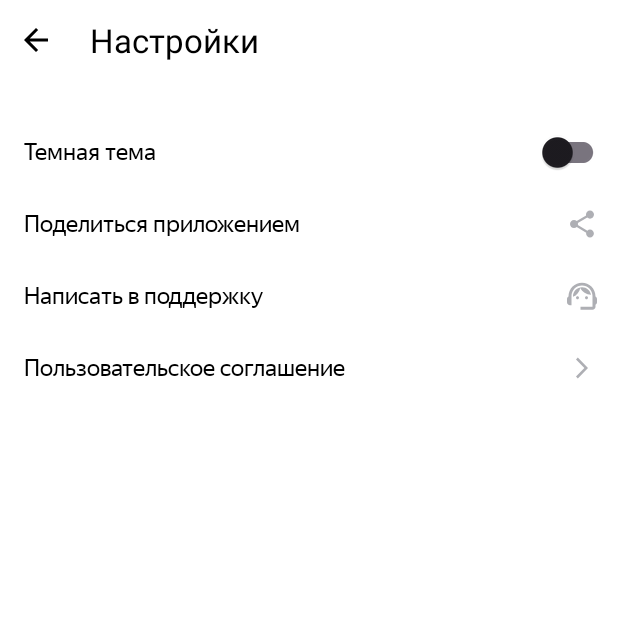
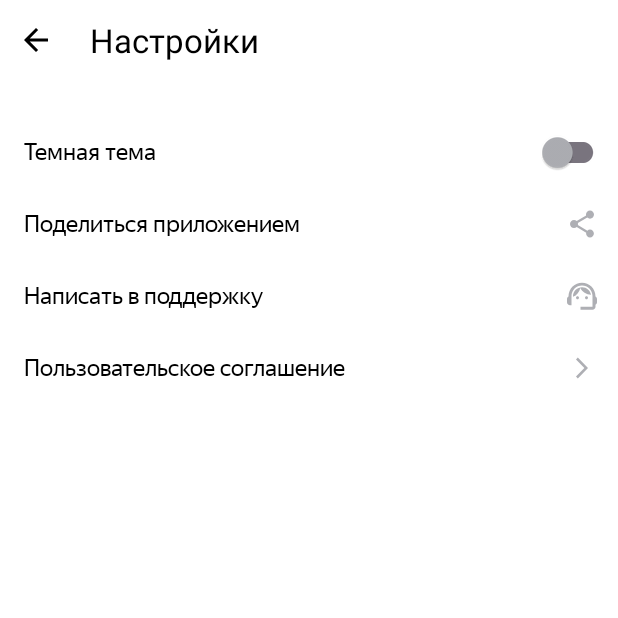
Before and after one commit to Roman-V-N/PlaylistMaker, an Android app: the SettingsActivity screen opened directly, with no data from a screen before it, on a phone screen of 412 x 824 dp, the top half of it. Run offline under Robolectric (Android 15) with nearby library versions, the phone set to English and light mode, and no system bars.

Commit message:
Commit Спринт 9 : Тема 2 : Урок 3

```diff
--- a/app/src/main/java/com/example/playlistmaker/SettingsActivity.kt
+++ b/app/src/main/java/com/example/playlistmaker/SettingsActivity.kt
@@ -1,23 +1,51 @@
 package com.example.playlistmaker
 
 import android.content.Intent
+import android.net.Uri
 import android.os.Bundle
 import android.widget.Button
 import android.widget.ImageView
 import android.widget.Toast
 import androidx.activity.enableEdgeToEdge
 import androidx.appcompat.app.AppCompatActivity
+import androidx.appcompat.app.AppCompatDelegate
 
 class SettingsActivity : AppCompatActivity() {
     override fun onCreate(savedInstanceState: Bundle?) {
         super.onCreate(savedInstanceState)
         setContentView(R.layout.activity_settings)
 
+        val backButton = findViewById<ImageView>(R.id.back_main)
+        val shareButton = findViewById<ImageView>(R.id.share_app)
+        val supportButton = findViewById<ImageView>(R.id.support)
+        val agreementButton = findViewById<ImageView>(R.id.user_agreement)
 
-        val backButton = findViewById<ImageView>(R.id.back_main)
+
         backButton.setOnClickListener {
             super.finish()
         }
 
+        shareButton.setOnClickListener {
+            val shareIntent = Intent(Intent.ACTION_SEND)
+            shareIntent.type = "text/plane"
+            shareIntent.putExtra(Intent.EXTRA_TEXT,getString(R.string.site_share))
+            startActivity(Intent.createChooser(shareIntent,getString(R.string.share_app)))
+        }
+
+        supportButton.setOnClickListener {
+            val supportEmail = Intent(Intent.ACTION_SENDTO)
+            supportEmail.putExtra(Intent.EXTRA_EMAIL, arrayOf(getString(R.string.email)))
+            supportEmail.putExtra(Intent.EXTRA_SUBJECT, getString(R.string.email_theme))
+            supportEmail.putExtra(Intent.EXTRA_TEXT, getString(R.string.email_text))
+            supportEmail.data = Uri.parse("mailto:")
+            startActivity(supportEmail)
+        }
+
+        agreementButton.setOnClickListener{
+            val agreementIntent = Intent(Intent.ACTION_VIEW, Uri.parse(getString(R.string.site_agreement)))
+            startActivity(agreementIntent)
+        }
+
+
     }
 }
--- a/app/src/main/res/layout/activity_settings.xml
+++ b/app/src/main/res/layout/activity_settings.xml
@@ -30,7 +30,7 @@
                 android:layout_height="match_parent"
                 android:padding="@dimen/padding12dp"
                 android:src="@drawable/arrow_back"
-                android:tint = "?attr/colorOnPrimary"/>
+                app:tint="?attr/colorOnPrimary" />
 
             <TextView
                 android:layout_width="wrap_content"
@@ -61,9 +61,7 @@
                 android:layout_height="wrap_content"
                 android:layout_gravity="end|center"
                 android:layout_marginEnd="6dp"
-                />
-
-
+                app:thumbTint="?attr/colorPrimaryVariant"/>
         </LinearLayout>
 
     <LinearLayout style="@style/LinearLayoutSettingHorizontal">
--- a/app/src/main/res/values-night/themes.xml
+++ b/app/src/main/res/values-night/themes.xml
@@ -6,8 +6,9 @@
         <item name="colorPrimary">@color/black</item>
         <item name="colorSecondaryVariant">@color/black</item>
         <item name="colorOnPrimary">@color/white</item>
-
+        <item name="colorPrimaryVariant">@color/blue</item>
 
 
     </style>
+    <style name="Theme.PlaylistMaker" parent="Base.Theme.PlaylistMaker" />
 </resources>
--- a/app/src/main/res/values/colors.xml
+++ b/app/src/main/res/values/colors.xml
@@ -3,4 +3,5 @@
     <color name="black">#FF000000</color>
     <color name="white">#FFFFFFFF</color>
     <color name="blue">#3772E7</color>
+    <color name="gray">#AEAFB4</color>
 </resources>
--- a/app/src/main/res/values/strings.xml
+++ b/app/src/main/res/values/strings.xml
@@ -7,4 +7,9 @@
     <string name="share_app">Поделиться приложением</string>
     <string name="support">Написать в поддержку</string>
     <string name="user_agreement">Пользовательское соглашение</string>
+    <string name="email" translatable="false">r.v.nazarov@ya.ru</string>
+    <string name="email_theme">Сообщение разработчикам и разработчицам приложения Playlist Maker</string>
+    <string name="email_text">Спасибо разработчикам и разработчицам за крутое приложение!</string>
+    <string name="site_share" translatable="false">https://practicum.yandex.ru/android-developer/?from=catalog</string>
+    <string name="site_agreement" translatable="false">https://yandex.ru/legal/practicum_offer/</string>
 </resources>
--- a/app/src/main/res/values/themes.xml
+++ b/app/src/main/res/values/themes.xml
@@ -5,6 +5,7 @@
     <item name="colorPrimary">@color/blue</item>
     <item name="colorSecondaryVariant">@color/white</item>
     <item name="colorOnPrimary">@color/black</item>
+    <item name="colorPrimaryVariant">@color/gray</item>
 </style>
 
 <style name="Theme.PlaylistMaker" parent="Base.Theme.PlaylistMaker" />
```
